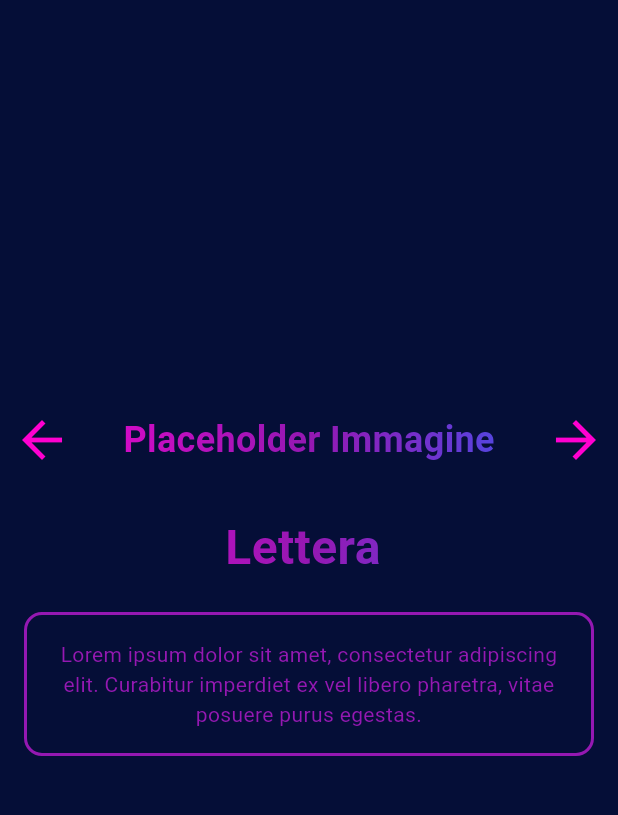
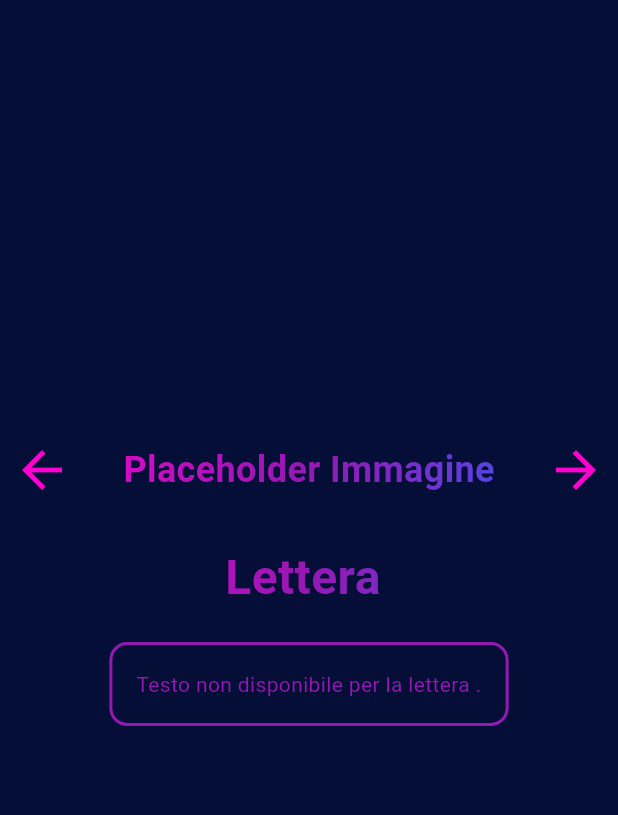
Before and after one commit to manuelsica/EMAD2024-25-_HandUp, a Flutter app: the ConsultazioneLettera screen opened directly with empty values, on a phone screen of 412 x 824 dp, the part 90-905 px from its top. Run offline on Flutter 3.47's test engine with Material 3 defaults, Android fonts, the phone set to English and light mode, and no system bars; our stand-ins replace google_fonts.

Commit message:
Inserimento modifica descrizione dinamica
Inserimento della descrizione della procedura di riproduzione della lettera LIS in base alla lettera in questione, da aggiungere solo immagine e descrizione appropriata

```diff
--- a/lib/consultazione_lettera.dart
+++ b/lib/consultazione_lettera.dart
@@ -42,7 +42,37 @@ class HomeScreen extends StatelessWidget {
 class ConsultazioneLettera extends StatelessWidget {
   final String lettera;
 
-  const ConsultazioneLettera({Key? key, required this.lettera}) : super(key: key);
+
+  final Map<String, String> letterTexts = {
+    'A': 'Testo relativo alla lettera A. Da inserire procedura di riproduzione della lettera A. Per riprodurre la lettera A, chiudere la mano a pugno, estendere il pollice in avanti',
+    'B': 'Testo relativo alla lettera B. Da inserire procedura di riproduzione della lettera B. Per riprodurre la lettera B, tenere tutte le dita tese e unite tra loro e piegare il pollice in avanti sul palmo',
+    'C': 'Testo relativo alla lettera C. Da inserire procedura di riproduzione della lettera C. Per riprodurre la lettera C, aprire la mano formando una C. Quindi pollice e dita sono arcuate in modo da formare una C',
+    'D': 'Testo relativo alla lettera D. Da inserire procedura di riproduzione della lettera D. Per riprodurre la lettera D, tenere tutte le dita chiuse a pugno tranne l\'indice che è teso verso l\'alto',
+    'E': 'Testo relativo alla lettera E. Da inserire procedura di riproduzione della lettera E. Per riprodurre la lettera E, tenere tutte le dita piegate verso il palmo.',
+    'F': 'Testo relativo alla lettera F. Da inserire procedura di riproduzione della lettera F',
+    'G': 'Testo relativo alla lettera G. Da inserire procedura di riproduzione della lettera G',
+    'H': 'Testo relativo alla lettera H. Da inserire procedura di riproduzione della lettera H',
+    'I': 'Testo relativo alla lettera I. Da inserire procedura di riproduzione della lettera I',
+    'J': 'Testo relativo alla lettera J. Da inserire procedura di riproduzione della lettera J',
+    'K': 'Testo relativo alla lettera K. Da inserire procedura di riproduzione della lettera K',
+    'L': 'Testo relativo alla lettera L. Da inserire procedura di riproduzione della lettera L',
+    'M': 'Testo relativo alla lettera M. Da inserire procedura di riproduzione della lettera M',
+    'N': 'Testo relativo alla lettera N. Da inserire procedura di riproduzione della lettera N',
+    'O': 'Testo relativo alla lettera O. Da inserire procedura di riproduzione della lettera O',
+    'P': 'Testo relativo alla lettera P. Da inserire procedura di riproduzione della lettera P',
+    'Q': 'Testo relativo alla lettera Q. Da inserire procedura di riproduzione della lettera Q',
+    'R': 'Testo relativo alla lettera R. Da inserire procedura di riproduzione della lettera R',
+    'S': 'Testo relativo alla lettera S. Da inserire procedura di riproduzione della lettera S',
+    'T': 'Testo relativo alla lettera T. Da inserire procedura di riproduzione della lettera T',
+    'U': 'Testo relativo alla lettera U. Da inserire procedura di riproduzione della lettera U',
+    'V': 'Testo relativo alla lettera V. Da inserire procedura di riproduzione della lettera V',
+    'W': 'Testo relativo alla lettera W. Da inserire procedura di riproduzione della lettera W',
+    'X': 'Testo relativo alla lettera X. Da inserire procedura di riproduzione della lettera X',
+    'Y': 'Testo relativo alla lettera Y. Da inserire procedura di riproduzione della lettera Y',
+    'Z': 'Testo relativo alla lettera Z. Da inserire procedura di riproduzione della lettera Z',
+  };
+
+  ConsultazioneLettera({Key? key, required this.lettera}) : super(key: key);
 
   @override
   Widget build(BuildContext context) {
@@ -50,9 +80,10 @@ class ConsultazioneLettera extends StatelessWidget {
     final screenHeight = MediaQuery.of(context).size.height;
     bool mostraFrecciaSinistra = lettera != 'A';
     bool mostraFrecciaDestra = lettera != 'Z';
+     String testoLettera = letterTexts[lettera] ?? 'Testo non disponibile per la lettera $lettera.';
 
 
-    return Scaffold(
+   return Scaffold(
       drawer: SideMenu(),
       body: Stack(
         children: [
@@ -188,7 +219,7 @@ class ConsultazioneLettera extends StatelessWidget {
                   ),
                 ),
                 SizedBox(height: 20),
-                // Riquadro descrizione
+                // Riquadro descrizione (testo dinamico)
                 Container(
                   margin: EdgeInsets.symmetric(horizontal: 16),
                   padding: EdgeInsets.all(16),
@@ -197,7 +228,7 @@ class ConsultazioneLettera extends StatelessWidget {
                     borderRadius: BorderRadius.circular(12),
                   ),
                   child: Text(
-                    'Lorem ipsum dolor sit amet, consectetur adipiscing elit. Curabitur imperdiet ex vel libero pharetra, vitae posuere purus egestas.',
+                    testoLettera, // Testo dinamico basato sulla lettera
                     style: GoogleFonts.roboto(
                       color: AppColors.textColor2,
                       fontSize: 14,
```
